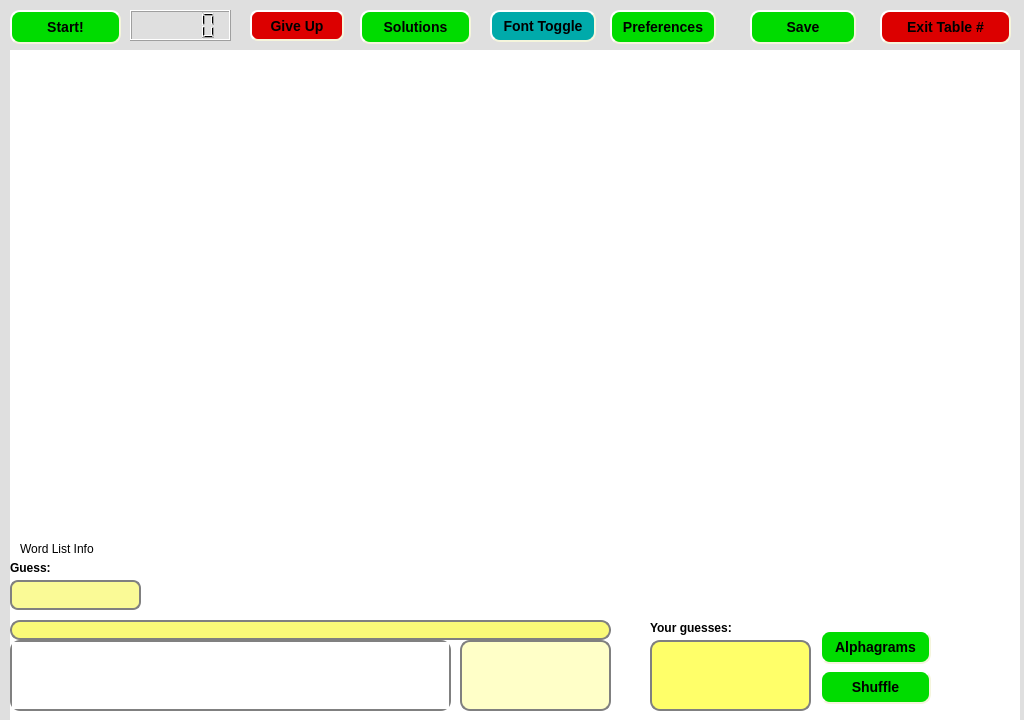
Old version of the form aerolith/trunk/src/aerolithclient/tableForm.ui in the repository domino14/aerolithdesktop.
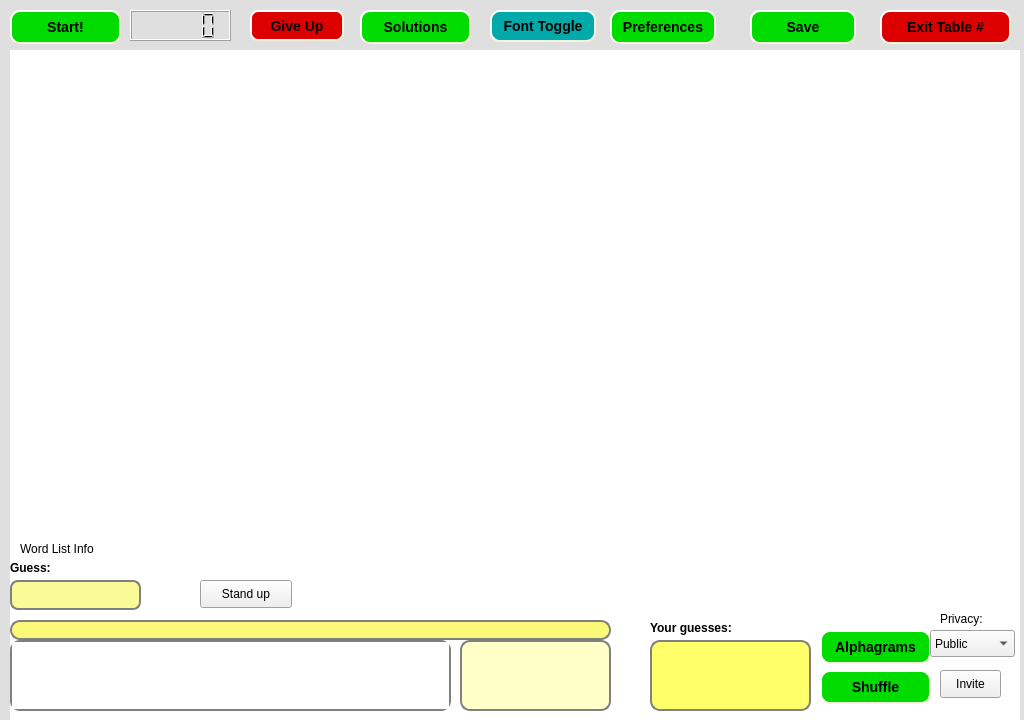
New version of the form. Custom widgets are drawn as their Qt base class.

Commit message: adding sitting/standing, invite, etc functionality. this shouldn't be too much work...

```diff
--- a/aerolith/trunk/src/aerolithclient/tableForm.ui
+++ b/aerolith/trunk/src/aerolithclient/tableForm.ui
@@ -637,6 +637,65 @@
     <string>Save</string>
    </property>
   </widget>
+  <widget class="QComboBox" name="comboBoxTablePrivacy">
+   <property name="geometry">
+    <rect>
+     <x>930</x>
+     <y>630</y>
+     <width>85</width>
+     <height>27</height>
+    </rect>
+   </property>
+   <item>
+    <property name="text">
+     <string>Public</string>
+    </property>
+   </item>
+   <item>
+    <property name="text">
+     <string>Private</string>
+    </property>
+   </item>
+  </widget>
+  <widget class="QLabel" name="label">
+   <property name="geometry">
+    <rect>
+     <x>940</x>
+     <y>610</y>
+     <width>62</width>
+     <height>18</height>
+    </rect>
+   </property>
+   <property name="text">
+    <string>Privacy:</string>
+   </property>
+  </widget>
+  <widget class="QPushButton" name="pushButtonInvite">
+   <property name="geometry">
+    <rect>
+     <x>940</x>
+     <y>670</y>
+     <width>61</width>
+     <height>28</height>
+    </rect>
+   </property>
+   <property name="text">
+    <string>Invite</string>
+   </property>
+  </widget>
+  <widget class="QPushButton" name="pushButtonStandSit">
+   <property name="geometry">
+    <rect>
+     <x>200</x>
+     <y>580</y>
+     <width>92</width>
+     <height>28</height>
+    </rect>
+   </property>
+   <property name="text">
+    <string>Stand up</string>
+   </property>
+  </widget>
  </widget>
  <customwidgets>
   <customwidget>
```
Left out of the diff: 4 changed lines with no effect on the pictures. The commit also changes 10 other files.
